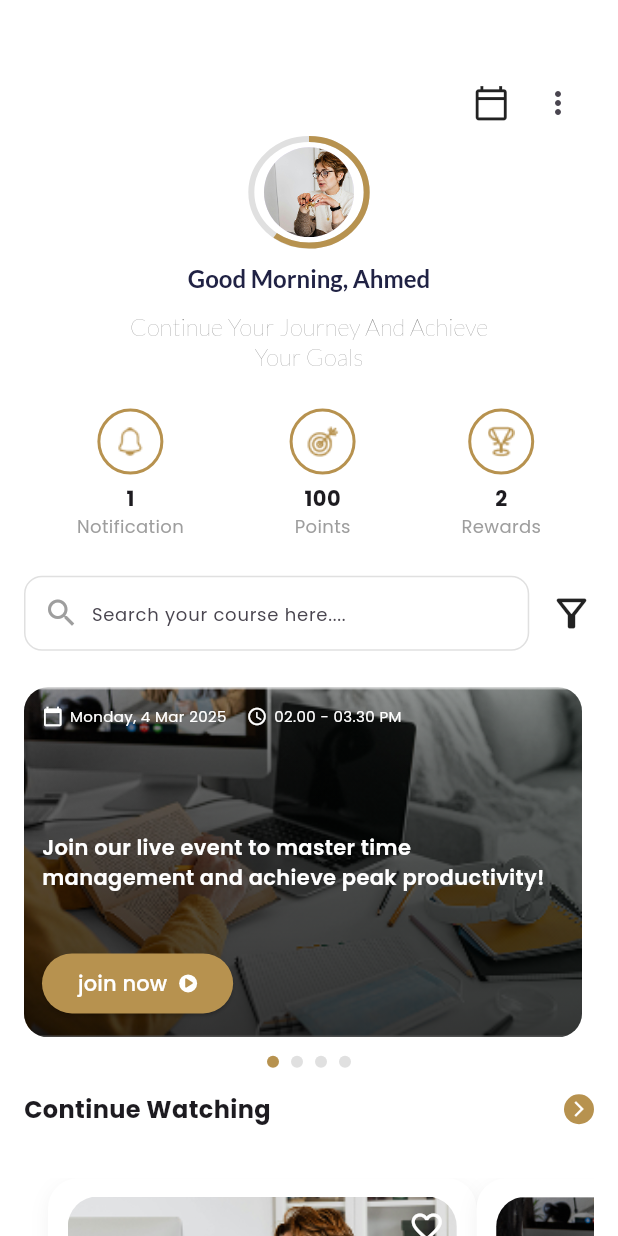
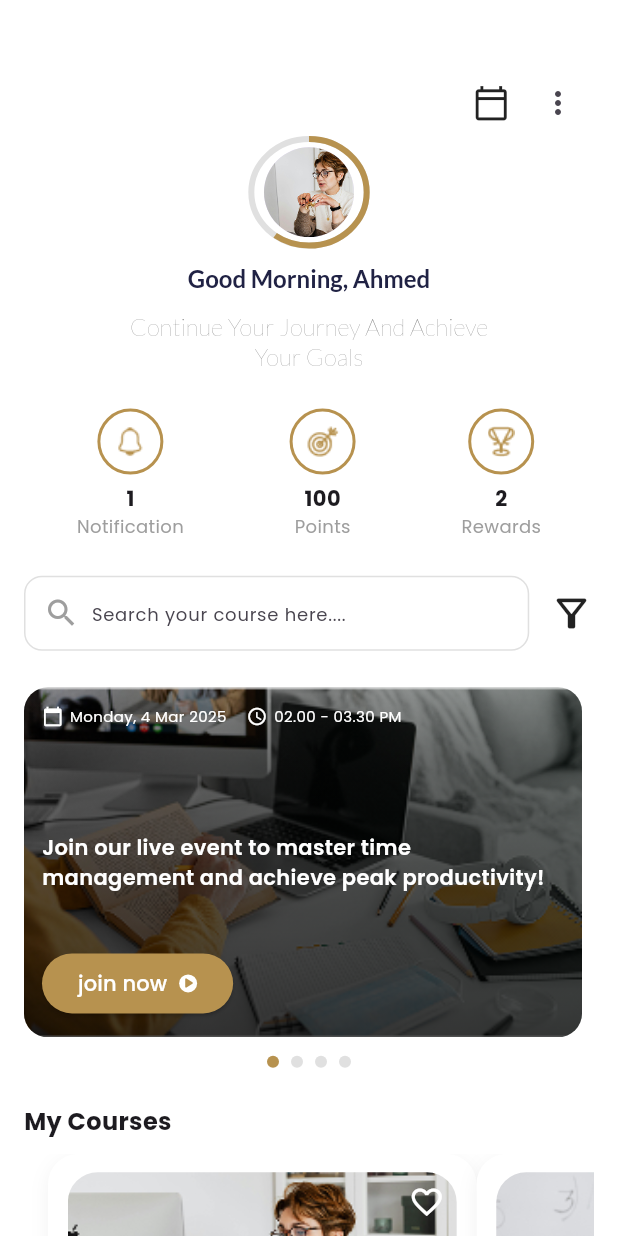
Before and after one commit to MonaMandor/tcw, a Flutter app: the HomeScreen screen opened directly, on a phone screen of 412 x 824 dp. Run offline on Flutter 3.47's test engine with Material 3 defaults, Android fonts, the phone set to English and light mode, and no system bars; drawn by our look-alikes of smooth_page_indicator; our stand-ins replace animated_bottom_navigation_bar, bloc, country_picker, device_preview, easy_localization, equatable and 6 more; missing offline and left inert: modular_interfaces; network calls fail.

Commit message:
complete ui

```diff
--- a/lib/features/home/presentation/pages/home_screen.dart
+++ b/lib/features/home/presentation/pages/home_screen.dart
@@ -1,13 +1,13 @@
 import 'package:flutter/material.dart';
 import 'package:flutter_modular/flutter_modular.dart';
 import 'package:google_fonts/google_fonts.dart';
-import 'package:smooth_page_indicator/smooth_page_indicator.dart';
 import 'package:tcw/core/constansts/asset_manger.dart';
 import 'package:tcw/core/constansts/context_extensions.dart';
 import 'package:tcw/core/theme/app_colors.dart';
 import 'package:tcw/features/courses/data/models/course_model.dart';
 import 'package:tcw/features/courses/presentation/widgets/course_list.dart';
 import 'package:tcw/features/courses/presentation/widgets/courses_vertical_list.dart';
+import 'package:tcw/features/event/presentation/widgets/event_slider_widget.dart';
 import 'package:tcw/features/home/presentation/widgets/search_widget.dart';
 import 'package:tcw/features/home/presentation/widgets/side_menu_widget.dart';
 import 'package:tcw/features/home/presentation/widgets/state_item_widget.dart';
@@ -20,7 +20,7 @@ class HomeScreen extends StatefulWidget {
 }
 
 class _HomeScreenState extends State<HomeScreen> {
-  final PageController _pageController = PageController();
+
 final GlobalKey<ScaffoldState> _scaffoldKey = GlobalKey<ScaffoldState>();
   final List<Map<String, String>> events = [
     {
@@ -73,7 +73,40 @@ final GlobalKey<ScaffoldState> _scaffoldKey = GlobalKey<ScaffoldState>();
               SizedBox(height: context.propHeight(24)),
               SearchWidget(context: context),
               SizedBox(height: context.propHeight(24)),
-              _buildEventSlider(),
+             EventSlider(
+                events: events,
+              ),
+              SizedBox(height: context.propHeight(24)),
+              Text('My Courses',
+                  style: GoogleFonts.poppins(
+                      fontSize: 16, fontWeight: FontWeight.bold)),
+              SizedBox(height: context.propHeight(10)),
+              CourseListHorizontal(
+                courses: [
+                  CourseModel(
+                    title: 'Lesson 1',
+                    imageUrl: AssetManger.ex_1,
+                    coachName: 'Amir Ali',
+                    coachImageUrl: AssetManger.ex_2,
+                    price: 0,
+                    lessons: 8,
+                    duration: '2h 30m',
+                    available: 1,
+                    coachRole: 'Instructor',
+                  ),
+                  CourseModel(
+                    title: 'Lesson 2',
+                    imageUrl: AssetManger.ex_2,
+                    coachName: 'Sara Ali',
+                    coachImageUrl: AssetManger.ex_1,
+                    price: 0,
+                    lessons: 10,
+                    duration: '3h 15m',
+                    available: 5,
+                    coachRole: 'Software Engineer',
+                  ),
+                ],
+             ),
               SizedBox(height: context.propHeight(16)),
               _buildContinueWatching(),
               SizedBox(height: context.propHeight(24)),
@@ -152,139 +185,6 @@ final GlobalKey<ScaffoldState> _scaffoldKey = GlobalKey<ScaffoldState>();
       ],
     );
   }
-
-  Widget _buildEventSlider() {
-    return Column(
-      crossAxisAlignment: CrossAxisAlignment.start,
-      children: [
-        SizedBox(
-          height: context.propHeight(230),
-          child: PageView.builder(
-            controller: _pageController,
-            itemCount: events.length,
-            onPageChanged: (index) {
-              setState(() {});
-            },
-            itemBuilder: (context, index) {
-              final event = events[index];
-              return Container(
-                margin: const EdgeInsets.only(right: 8),
-                decoration: BoxDecoration(
-                  borderRadius: BorderRadius.circular(16),
-                  image: DecorationImage(
-                    image: AssetImage(event['image']!),
-                    fit: BoxFit.cover,
-                  ),
-                ),
-                child: Stack(
-                  children: [
-                    Container(
-                      decoration: BoxDecoration(
-                        borderRadius: BorderRadius.circular(16),
-                        gradient: LinearGradient(
-                          colors: [
-                            Colors.black.withOpacity(0.6),
-                            Colors.transparent
-                          ],
-                          begin: Alignment.bottomCenter,
-                          end: Alignment.topCenter,
-                        ),
-                      ),
-                    ),
-                    Padding(
-                      padding: EdgeInsets.all(
-                        context.propHeight(12),
-                      ),
-                      child: Align(
-                        alignment: Alignment.topRight,
-                        child: Row(
-                          children: [
-                            const Icon(Icons.calendar_today,
-                                color: Colors.white, size: 14),
-                            SizedBox(width: context.propWidth(4)),
-                            Text(event['date']!,
-                                style: GoogleFonts.poppins(
-                                    fontSize: 10, color: Colors.white)),
-                            SizedBox(width: context.propWidth(12)),
-                            const Icon(Icons.access_time,
-                                color: Colors.white, size: 14),
-                            SizedBox(width: context.propWidth(4)),
-                            Text(event['time']!,
-                                style: GoogleFonts.poppins(
-                                    fontSize: 10, color: Colors.white)),
-                          ],
-                        ),
-                      ),
-                    ),
-                    Padding(
-                      padding: const EdgeInsets.symmetric(horizontal: 12),
-                      child: Align(
-                        alignment: Alignment.center,
-                        child: Text(
-                          event['title']!,
-                          style: GoogleFonts.poppins(
-                            color: Colors.white,
-                            fontWeight: FontWeight.w600,
-                          ),
-                        ),
-                      ),
-                    ),
-                    Padding(
-                      padding: const EdgeInsets.all(12),
-                      child: Align(
-                        alignment: Alignment.bottomLeft,
-                        child: ElevatedButton(
-                          style: ElevatedButton.styleFrom(
-                            backgroundColor: AppColors.primaryColor,
-                            shape: RoundedRectangleBorder(
-                              borderRadius: BorderRadius.circular(30),
-                            ),
-                          ),
-                          onPressed: () {},
-                          child: Row(
-                            mainAxisAlignment: MainAxisAlignment.center,
-                            mainAxisSize: MainAxisSize.min,
-                            children: [
-                              Text('join now',
-                                  style:
-                                      GoogleFonts.poppins(color: Colors.white)),
-                              const SizedBox(width: 8),
-                              Container(
-                                decoration: BoxDecoration(
-                                  shape: BoxShape.circle,
-                                  color: Colors.white,
-                                ),
-                                child: Icon(Icons.play_arrow_rounded,
-                                    size: 12, color: AppColors.primaryColor),
-                              ),
-                            ],
-                          ),
-                        ),
-                      ),
-                    ),
-                  ],
-                ),
-              );
-            },
-          ),
-        ),
-        SizedBox(height: context.propHeight(12)),
-        Center(
-          child: SmoothPageIndicator(
-            controller: _pageController,
-            count: events.length,
-            effect: WormEffect(
-              dotColor: Colors.grey.shade300,
-              activeDotColor: AppColors.primaryColor,
-              dotHeight: 8,
-              dotWidth: 8,
-            ),
-          ),
-        ),
-      ],
-    );
-  }
-
   Widget _buildContinueWatching() {
     return Row(
       mainAxisAlignment: MainAxisAlignment.spaceBetween,
--- a/lib/routes/routes_names.dart
+++ b/lib/routes/routes_names.dart
@@ -26,5 +26,7 @@ class AppRoutes {
   static String get TasksScreen => '/tasksScreen';
   static String get inboxScreen => '/InboxScreen';
   static String get chatScreen => '/ChatScreen';
+  static String get groupsScreen => '/GroupsScreen';
+  static String get groupChatScreen => '/GroupChatScreen';
 
 }
```
Also changed, not shown: lib/features/chat/data/models/message_model.dart (+7 -1 lines), lib/features/chat/presentation/pages/group_chat_screen.dart (added, +80 -0 lines), lib/features/chat/presentation/pages/groups_screen.dart (added, +179 -0 lines), lib/features/chat/presentation/widgets/group_message_bubble.dart (added, +54 -0 lines), lib/features/home/presentation/widgets/side_menu_widget.dart (+6 -1 lines), lib/routes/modular_routes.dart (+14 -0 lines).
